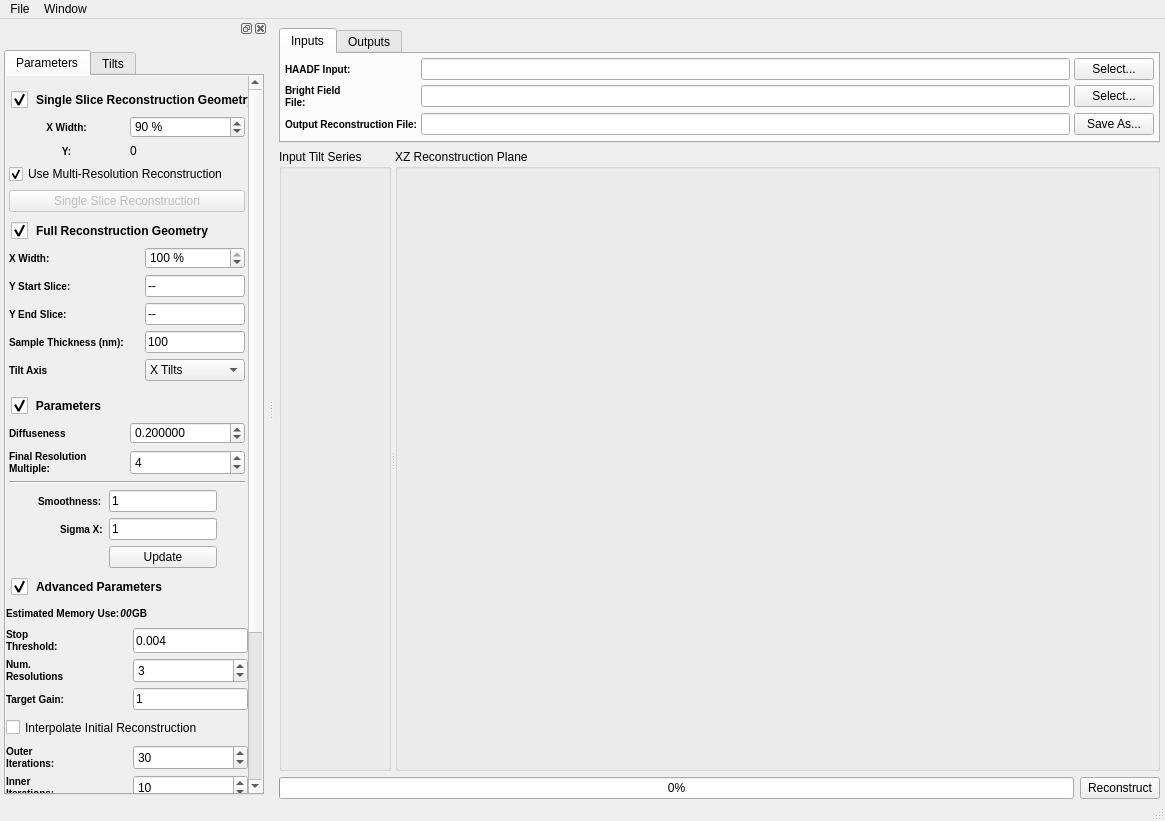
This is Code/Applications/TomoGui/UI_Files/TomoGui.ui in OpenMBIR/OpenMBIR-TEM as Qt 5 draws it before an edit. The edited form follows.
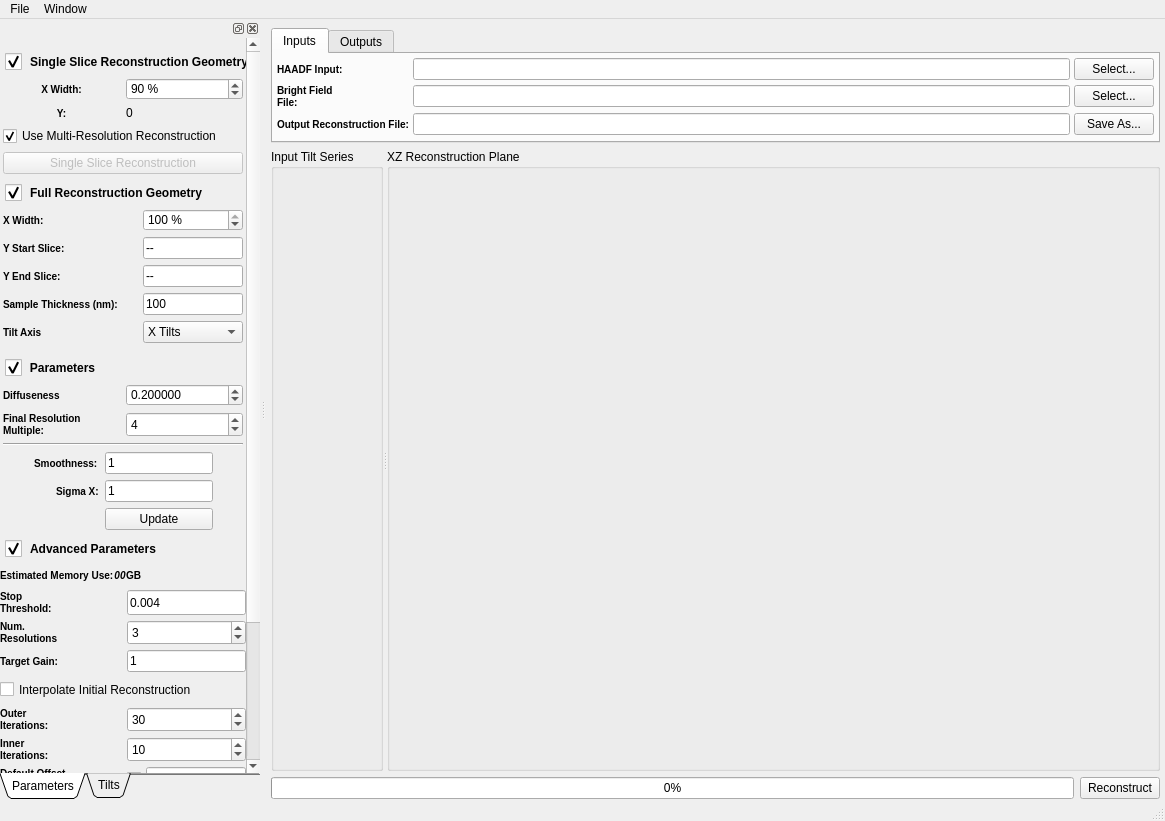
This is the edited form. Icons and pictures are not drawn. Custom widgets are drawn as their Qt base class.

Commit message: Modifying the User Interface look somewhat to better define the various Parameter Areas.

Diff of the .ui file:
```diff
--- a/Code/Applications/TomoGui/UI_Files/TomoGui.ui
+++ b/Code/Applications/TomoGui/UI_Files/TomoGui.ui
@@ -483,17 +483,8 @@
      <property name="spacing">
       <number>4</number>
      </property>
-     <property name="leftMargin">
-      <number>4</number>
-     </property>
-     <property name="topMargin">
-      <number>12</number>
-     </property>
-     <property name="rightMargin">
-      <number>4</number>
-     </property>
-     <property name="bottomMargin">
-      <number>4</number>
+     <property name="margin">
+      <number>0</number>
      </property>
      <item>
       <widget class="QTabWidget" name="tabWidget">
@@ -503,9 +494,21 @@
          <verstretch>0</verstretch>
         </sizepolicy>
        </property>
+       <property name="tabPosition">
+        <enum>QTabWidget::South</enum>
+       </property>
+       <property name="tabShape">
+        <enum>QTabWidget::Triangular</enum>
+       </property>
        <property name="currentIndex">
         <number>0</number>
        </property>
+       <property name="usesScrollButtons">
+        <bool>false</bool>
+       </property>
+       <property name="documentMode">
+        <bool>true</bool>
+       </property>
        <widget class="QWidget" name="parametersTab">
         <property name="minimumSize">
          <size>
@@ -539,7 +542,7 @@
              <rect>
               <x>0</x>
               <y>0</y>
-              <width>261</width>
+              <width>270</width>
               <height>905</height>
              </rect>
             </property>
```
The commit also changes 3 other files.
